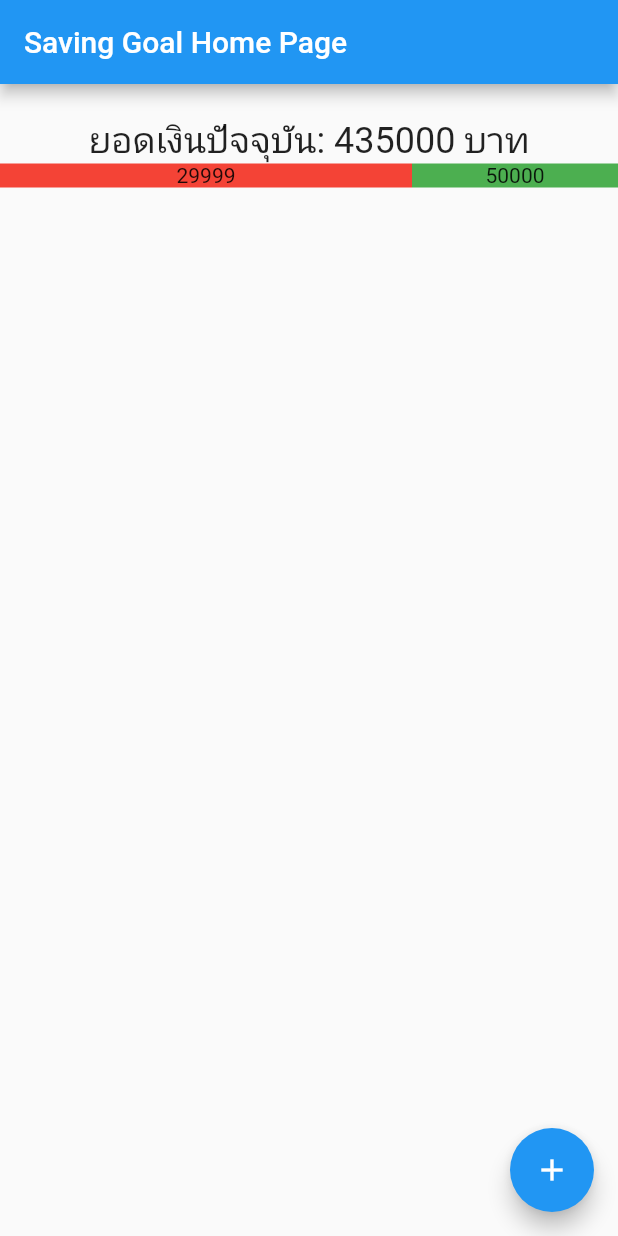
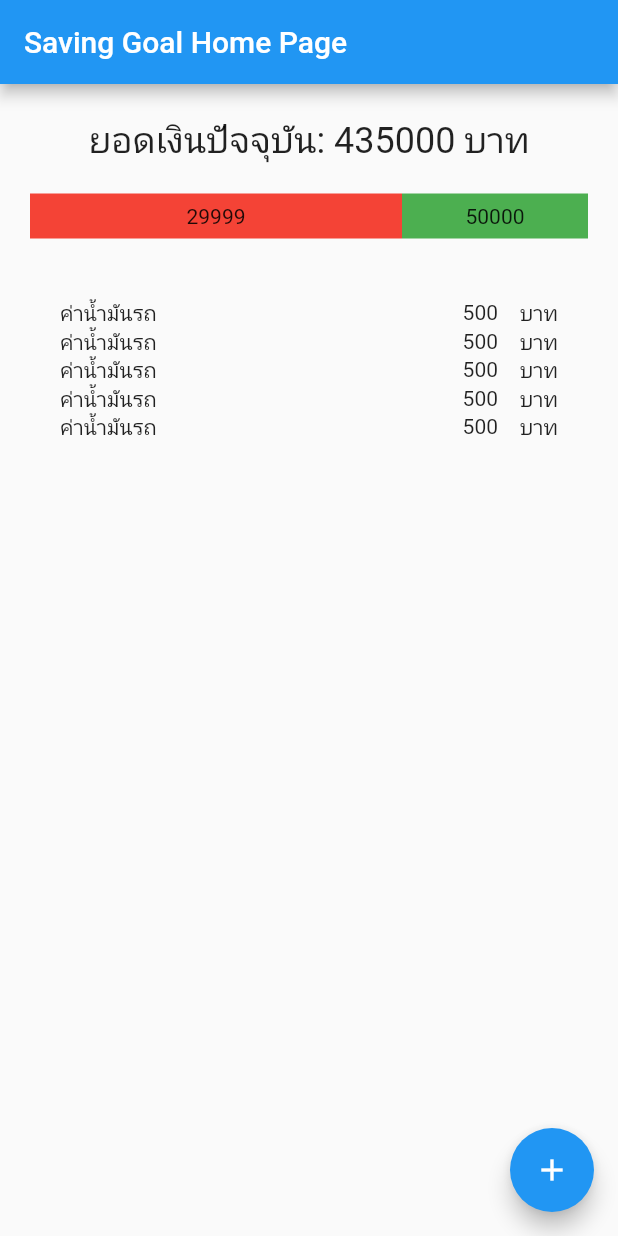
Before and after one commit to neizod/what_a_saving_goal, a Flutter app: the MyHomePage screen opened directly, on a phone screen of 412 x 824 dp. Run offline on Flutter 3.47's test engine with Material 2 defaults, Android fonts, the phone set to English and light mode, and no system bars.

Commit message:
Update homepage UI

```diff
--- /dev/null
+++ b/lib/add_goal.dart
@@ -0,0 +1,14 @@
+import 'package:flutter/material.dart';
+
+class AddGoal extends StatelessWidget{
+  const AddGoal({Key ? key}) : super(key: key);
+
+  @override
+  Widget build(BuildContext context){
+    return const Scaffold(
+      body: Center(
+        child: Text('You do it!'),
+        ),
+    );
+  }
+}
--- a/lib/main.dart
+++ b/lib/main.dart
@@ -8,21 +8,11 @@ void main() {
 class MyApp extends StatelessWidget {
   const MyApp({Key? key}) : super(key: key);
 
-  // This widget is the root of your application.
   @override
   Widget build(BuildContext context) {
     return MaterialApp(
       title: 'Flutter Demo',
       theme: ThemeData(
-        // This is the theme of your application.
-        //
-        // Try running your application with "flutter run". You'll see the
-        // application has a blue toolbar. Then, without quitting the app, try
-        // changing the primarySwatch below to Colors.green and then invoke
-        // "hot reload" (press "r" in the console where you ran "flutter run",
-        // or simply save your changes to "hot reload" in a Flutter IDE).
-        // Notice that the counter didn't reset back to zero; the application
-        // is not restarted.
         primarySwatch: Colors.blue,
       ),
       home: const MyHomePage(title: 'Saving Goal Home Page'),
@@ -47,15 +37,6 @@ class MyApp extends StatelessWidget {
 class MyHomePage extends StatefulWidget {
   const MyHomePage({Key? key, required this.title}) : super(key: key);
 
-  // This widget is the home page of your application. It is stateful, meaning
-  // that it has a State object (defined below) that contains fields that affect
-  // how it looks.
-
-  // This class is the configuration for the state. It holds the values (in this
-  // case the title) provided by the parent (in this case the App widget) and
-  // used by the build method of the State. Fields in a Widget subclass are
-  // always marked "final".
-
   final String title;
 
   @override
@@ -68,47 +49,18 @@ class _MyHomePageState extends State<MyHomePage> {
 
   void _incrementCounter() {
     setState(() {
-      // This call to setState tells the Flutter framework that something has
-      // changed in this State, which causes it to rerun the build method below
-      // so that the display can reflect the updated values. If we changed
-      // _counter without calling setState(), then the build method would not be
-      // called again, and so nothing would appear to happen.
       _counter++;
     });
   }
 
   @override
   Widget build(BuildContext context) {
-    // This method is rerun every time setState is called, for instance as done
-    // by the _incrementCounter method above.
-    //
-    // The Flutter framework has been optimized to make rerunning build methods
-    // fast, so that you can just rebuild anything that needs updating rather
-    // than having to individually change instances of widgets.
     return Scaffold(
       appBar: AppBar(
-        // Here we take the value from the MyHomePage object that was created by
-        // the App.build method, and use it to set our appbar title.
         title: Text(widget.title),
       ),
       body: Center(
-        // Center is a layout widget. It takes a single child and positions it
-        // in the middle of the parent.
         child: Column(
-          // Column is also a layout widget. It takes a list of children and
-          // arranges them vertically. By default, it sizes itself to fit its
-          // children horizontally, and tries to be as tall as its parent.
-          //
-          // Invoke "debug painting" (press "p" in the console, choose the
-          // "Toggle Debug Paint" action from the Flutter Inspector in Android
-          // Studio, or the "Toggle Debug Paint" command in Visual Studio Code)
-          // to see the wireframe for each widget.
-          //
-          // Column has various properties to control how it sizes itself and
-          // how it positions its children. Here we use mainAxisAlignment to
-          // center the children vertically; the main axis here is the vertical
-          // axis because Columns are vertical (the cross axis would be
-          // horizontal).
           mainAxisAlignment: MainAxisAlignment.start,
           children: <Widget>[
             Container(
@@ -119,13 +71,16 @@ class _MyHomePageState extends State<MyHomePage> {
               alignment: Alignment.topCenter,
               margin: EdgeInsets.fromLTRB(20, 20, 20, 0),
             ),
-            Row(
+            const SizedBox(height: 20.0),
+            Container(
+              child: Row(
                 children: <Widget> [
                   Expanded(
                     flex: 2,
                     child: Container(
                       color: Colors.red,
                       width: 10,
+                      height: 30,
                       child: Center(child:Text('29999')),
                       ),
                     ),
@@ -134,10 +89,19 @@ class _MyHomePageState extends State<MyHomePage> {
                     child: Container(
                       color: Colors.green,
                       width: 10,
+                      height: 30,
                       child: Center(child:Text('50000')),
                       ),
                     ),
                   ],
+              ),
+              margin: EdgeInsets.fromLTRB(20, 0, 20, 20),
+            ),
+            const SizedBox(height: 20.0),
+            Container(
+            child: Column(
+                children: _buildSpendHistory(5),
+              ),
             ),
           ],
         ),
@@ -149,4 +113,33 @@ class _MyHomePageState extends State<MyHomePage> {
       ), // This trailing comma makes auto-formatting nicer for build methods.
     );
   }
+
+  List<Container> _buildSpendHistory(int count){
+    List<Container> spends = List.generate(
+      count,
+       (index) => Container(
+          margin: EdgeInsets.fromLTRB(40, 0, 40, 0),
+          child: Row(
+            children: [
+              Container(
+                alignment: Alignment.centerLeft,
+                child: Text('ค่าน้ำมันรถ'),
+              ),
+              Expanded(
+                child: Container(
+                  alignment: Alignment.centerRight,
+                  child: Text('500'),
+                ),
+              ),
+              Container(
+                alignment: Alignment.centerRight,
+                width: 40,
+                child: Text("บาท"),
+              ),
+            ],
+          )
+        ),
+    );
+  return spends;
   }
+}
```
Lines whose indentation alone changed are shown as unchanged.
